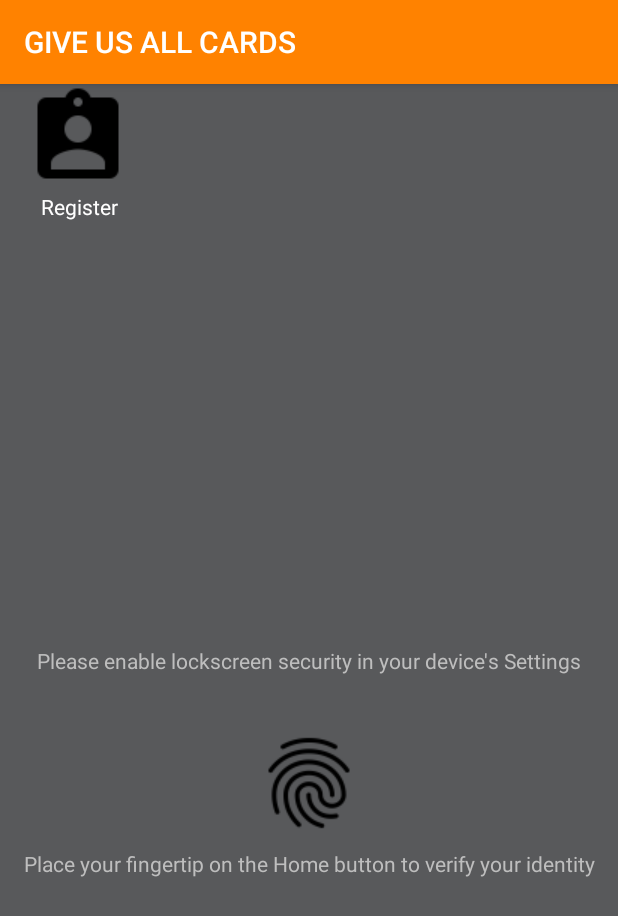
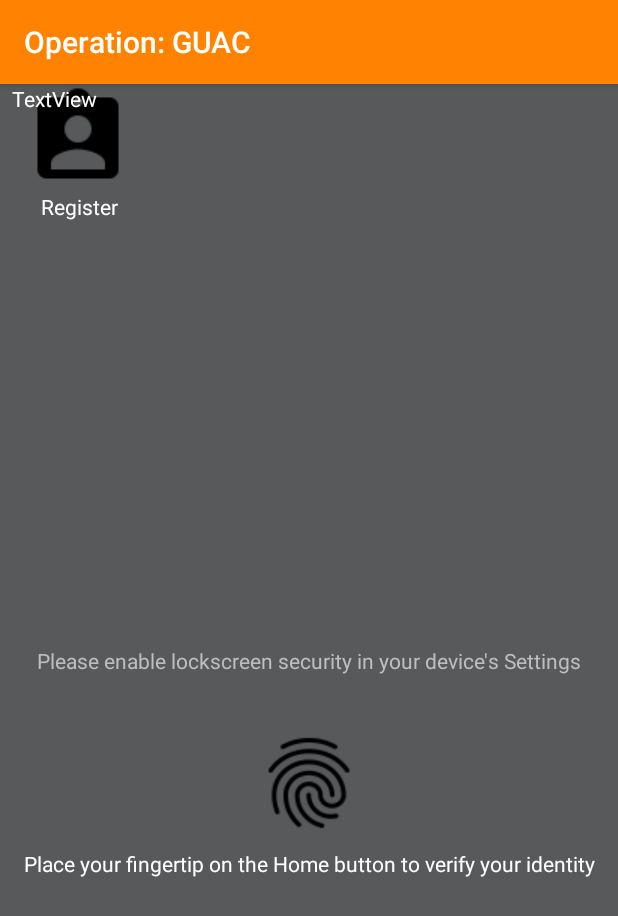
Before and after one commit to jeremy24/guac, an Android app: the screen it shows after launch (MainScreen), on a phone screen of 412 x 824 dp. Shown: the top 916 px of the screen. Run offline under Robolectric (Android 15) with nearby library versions, the phone set to English and light mode, and no system bars; pictures from the network do not load.

Commit message:
Worked on UX/UI changes

```diff
--- a/frontend/app/src/main/java/com/guac/android/guac/NFCScreen.kt
+++ b/frontend/app/src/main/java/com/guac/android/guac/NFCScreen.kt
@@ -10,7 +10,7 @@ import android.os.Bundle
 import android.support.annotation.RequiresApi
 import android.support.v7.app.AppCompatActivity
 import android.util.Log
-import com.guac.android.guac.R.id.textView
+//import com.guac.android.guac.R.id.textView
 import kotlinx.android.synthetic.main.activity_main.*
 import kotlinx.android.synthetic.main.activity_nfcscreen.*
 
--- a/frontend/app/src/main/java/com/guac/android/guac/RegisterScreen.java
+++ b/frontend/app/src/main/java/com/guac/android/guac/RegisterScreen.java
@@ -96,6 +96,7 @@ public class RegisterScreen extends AppCompatActivity {
                         keyStore.load(null);
                         PrivateKey privateKey = (PrivateKey) keyStore.getKey(studentID.getText().toString(), null);
                         PublicKey publicKey = keyStore.getCertificate(studentID.getText().toString()).getPublicKey();
+                        Log.println(4, "log", String.valueOf(keyStore.size()));
                         /*
                         String s = "hello";
                         Signature sig = Signature.getInstance("SHA256withECDSA");
@@ -129,9 +130,8 @@ public class RegisterScreen extends AppCompatActivity {
                         e.printStackTrace();
                     } catch (InvalidAlgorithmParameterException e) {
                         e.printStackTrace();
-                    } catch (SignatureException e) {
-                        e.printStackTrace();
                     }
+                    finish();
                     startActivity(new Intent(RegisterScreen.this, MainScreen.class));
                 }
             }
--- a/frontend/app/src/main/res/layout/activity_main_screen.xml
+++ b/frontend/app/src/main/res/layout/activity_main_screen.xml
@@ -25,7 +25,7 @@
         tools:layout_editor_absoluteY="0dp" />
 
     <TextView
-        android:id="@+id/textView"
+        android:id="@+id/register"
         android:layout_width="71dp"
         android:layout_height="29dp"
         android:layout_marginLeft="27dp"
@@ -84,6 +84,18 @@
             app:layout_constraintLeft_toLeftOf="parent"
             app:layout_constraintRight_toRightOf="parent"
             app:layout_constraintTop_toBottomOf="@+id/imageView"
-            app:layout_constraintVertical_bias="0.0" />
+            app:layout_constraintVertical_bias="0.0"
+            android:textColor="@color/white"/>
+
+        <TextView
+            android:id="@+id/user_ID_View"
+            android:layout_width="105dp"
+            android:layout_height="48dp"
+            android:layout_marginLeft="8dp"
+            android:layout_marginStart="8dp"
+            android:text="TextView"
+            app:layout_constraintStart_toStartOf="parent"
+            tools:layout_editor_absoluteY="10dp"
+            android:textColor="@color/white"/>
     </android.support.constraint.ConstraintLayout>
 </android.support.constraint.ConstraintLayout>
--- a/frontend/app/src/main/res/values/strings.xml
+++ b/frontend/app/src/main/res/values/strings.xml
@@ -1,5 +1,5 @@
 <resources>
-    <string name="app_name">GIVE US ALL CARDS</string>
+    <string name="app_name">Operation: GUAC</string>
     <string name="sID">Enter your UTK ID here.</string>
     <string name="pass">Enter your password here.</string>
     <string name="instructions">
@@ -7,4 +7,5 @@
     </string>
     <string name="aiddescription">negotiating p2p</string>
     <string name="servicedesc">negotiating p2p</string>
+    <string name="user">USER ID: </string>
 </resources>
```
Also changed, not shown: frontend/app/src/main/java/com/guac/android/guac/MainScreen.java (+46 -0 lines).
